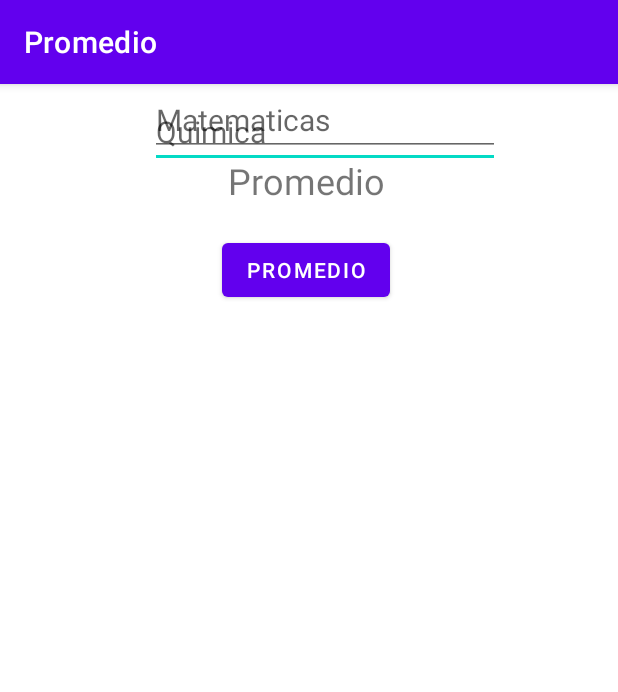
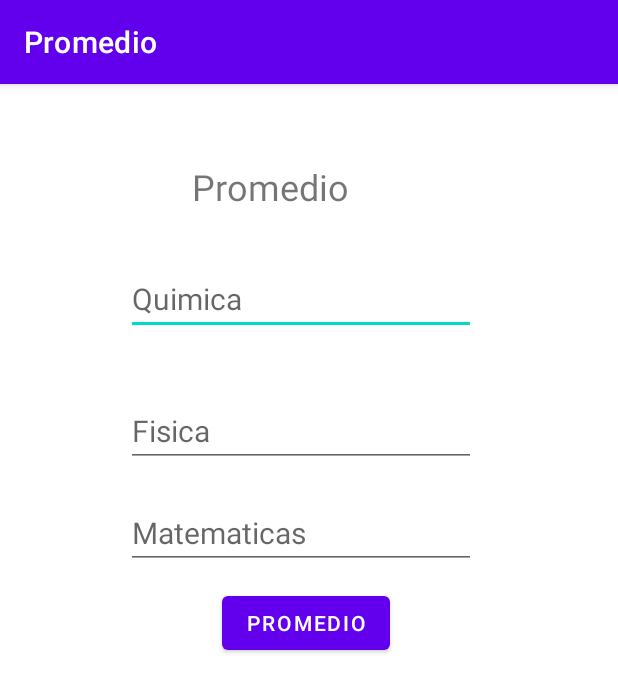
Before and after one commit to NelsonrBermejo/Android, an Android app: the screen it shows after launch (MainActivity), on a phone screen of 412 x 824 dp. Shown: the top 692 px of the screen. Run offline under Robolectric (Android 15) with nearby library versions, the phone set to English and light mode, and no system bars.

Commit message:
#2 lógica + botón PROMEDIO

```diff
--- a/Promedio11/app/src/main/java/com/example/promedio/MainActivity.java
+++ b/Promedio11/app/src/main/java/com/example/promedio/MainActivity.java
@@ -3,12 +3,48 @@ package com.example.promedio;
 import androidx.appcompat.app.AppCompatActivity;
 
 import android.os.Bundle;
+import android.view.View;
+import android.widget.EditText;
+import android.widget.TextView;
 
 public class MainActivity extends AppCompatActivity {
+
+    private TextView tv1;
+    private EditText txt1;
+    private EditText txt2;
+    private EditText txt3;
 
     @Override
     protected void onCreate(Bundle savedInstanceState) {
         super.onCreate(savedInstanceState);
         setContentView(R.layout.activity_main);
+        //puente
+    tv1 = (TextView)findViewById(R.id.text_resultadoResultadoPromedio);
+    txt1 = (EditText)findViewById(R.id.txt_num1);
+    txt2 = (EditText)findViewById(R.id.txt_num2);
+    txt3 = (EditText)findViewById(R.id.txt_num3);
+
+    }
+
+    public void Promedio (View view){
+        String valorIngresado1 = txt1.getText().toString();
+        String valorIngresado2 = txt2.getText().toString();
+        String valorIngresado3 = txt3.getText().toString();
+
+        int num1 = Integer.parseInt(valorIngresado1);
+        int num2 = Integer.parseInt(valorIngresado2);
+        int num3 = Integer.parseInt(valorIngresado3);
+
+        int suma = num1 + num2 + num3;
+        int promedio = suma/3;
+
+        if(promedio < 6){
+            String result = String.valueOf(promedio);
+            //muestro
+            tv1.setText(result + "Desaprobado");
+        } else {
+            String result = String.valueOf(promedio);
+            tv1.setText(result + "Aprobado");
+        }
     }
 }
--- a/Promedio11/app/src/main/res/layout/activity_main.xml
+++ b/Promedio11/app/src/main/res/layout/activity_main.xml
@@ -8,10 +8,10 @@
 
     <TextView
         android:id="@+id/text_resultadoResultadoPromedio"
-        android:layout_width="wrap_content"
-        android:layout_height="wrap_content"
-        android:layout_marginStart="152dp"
-        android:layout_marginTop="48dp"
+        android:layout_width="130dp"
+        android:layout_height="47dp"
+        android:layout_marginStart="128dp"
+        android:layout_marginTop="52dp"
         android:text="Promedio"
         android:textSize="24sp"
         app:layout_constraintStart_toStartOf="parent"
@@ -21,8 +21,9 @@
         android:id="@+id/txt_num1"
         android:layout_width="wrap_content"
         android:layout_height="wrap_content"
-        android:layout_marginStart="100dp"
-        android:layout_marginTop="36dp"
+        android:layout_marginStart="84dp"
+        android:layout_marginTop="20dp"
+        android:layout_marginBottom="20dp"
         android:ems="10"
         android:hint="Quimica"
         android:inputType="number"
@@ -30,39 +31,43 @@
         app:layout_constraintBottom_toTopOf="@+id/txt_num2"
         app:layout_constraintStart_toStartOf="parent"
         app:layout_constraintTop_toBottomOf="@+id/text_resultadoResultadoPromedio"
-        app:layout_constraintVertical_bias="0.416" />
+        app:layout_constraintVertical_bias="0.883" />
 
     <EditText
         android:id="@+id/txt_num2"
         android:layout_width="wrap_content"
         android:layout_height="wrap_content"
-        android:layout_marginStart="100dp"
-        android:layout_marginBottom="48dp"
+        android:layout_marginStart="84dp"
+        android:layout_marginTop="20dp"
+        android:layout_marginBottom="20dp"
         android:ems="10"
         android:hint="Fisica"
         android:inputType="number"
         android:textSize="20sp"
         app:layout_constraintBottom_toTopOf="@+id/txt_num3"
-        app:layout_constraintStart_toStartOf="parent" />
+        app:layout_constraintStart_toStartOf="parent"
+        app:layout_constraintTop_toBottomOf="@+id/txt_num1" />
 
     <EditText
         android:id="@+id/txt_num3"
         android:layout_width="wrap_content"
         android:layout_height="wrap_content"
-        android:layout_marginStart="100dp"
+        android:layout_marginStart="84dp"
+        android:layout_marginTop="20dp"
         android:ems="10"
         android:hint="Matematicas"
         android:inputType="number"
         android:textSize="20sp"
         app:layout_constraintStart_toStartOf="parent"
-        tools:layout_editor_absoluteY="336dp" />
+        app:layout_constraintTop_toBottomOf="@+id/txt_num2" />
 
     <Button
         android:id="@+id/button"
         android:layout_width="wrap_content"
         android:layout_height="wrap_content"
         android:layout_marginStart="148dp"
-        android:layout_marginTop="52dp"
+        android:layout_marginTop="12dp"
+        android:onClick="Promedio"
         android:text="PROMEDIO"
         app:layout_constraintStart_toStartOf="parent"
         app:layout_constraintTop_toBottomOf="@+id/txt_num3" />
```
